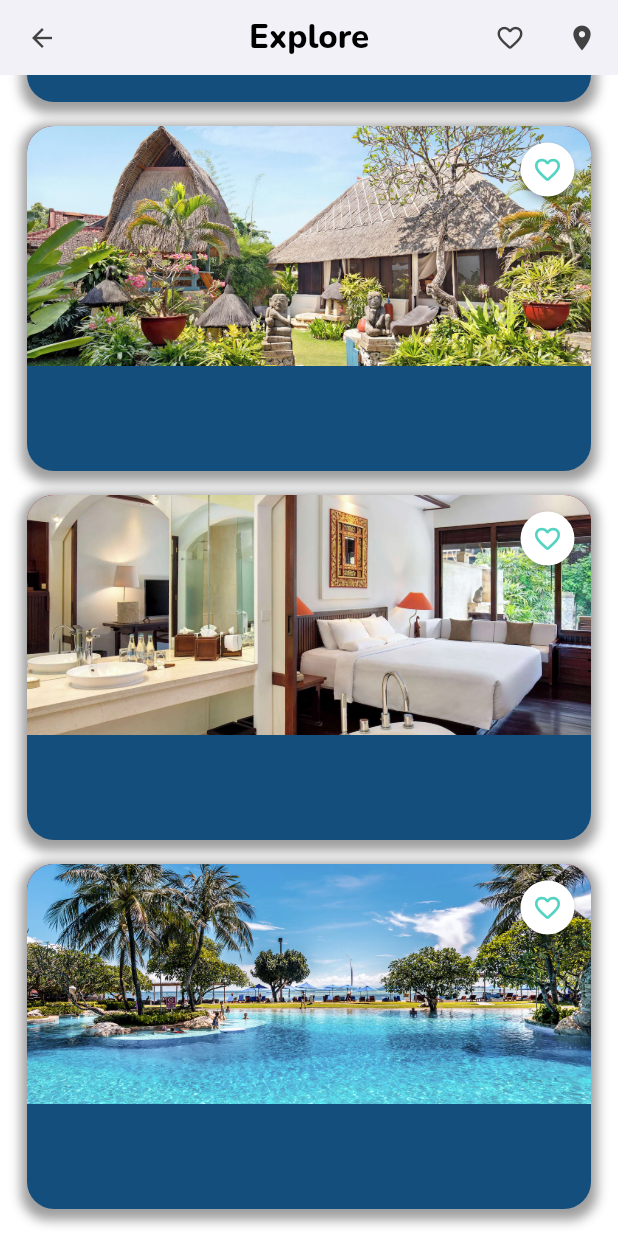
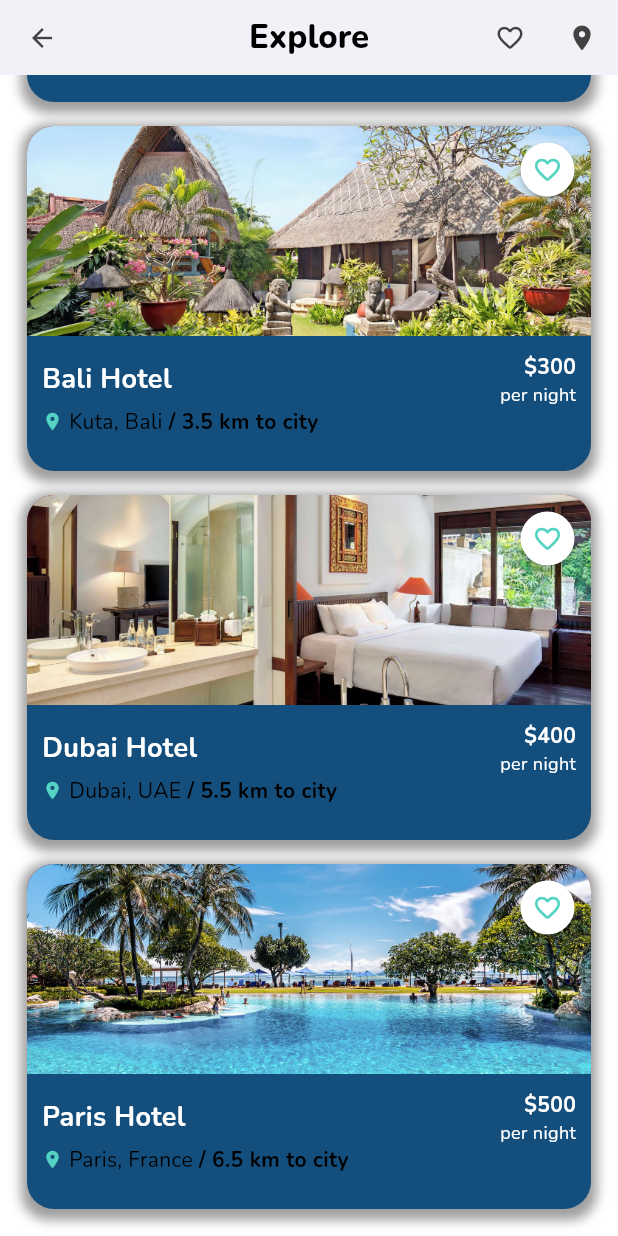
Before and after one commit to samiigll/flutterhotels, a Flutter app: the screen it shows after launch, scrolled down 443 dp, after a tap on the "favorite outline" icon, on a phone screen of 412 x 824 dp. Run offline on Flutter 3.47's test engine with Material 3 defaults, Android fonts, the light colour scheme and no system bars; our stand-ins replace google_fonts.

Commit message:
feat: Improve hotel card image container UI

```diff
--- a/lib/main.dart
+++ b/lib/main.dart
@@ -1,5 +1,4 @@
 import 'package:flutter/material.dart';
-import 'package:flutter/widgets.dart';
 import 'package:google_fonts/google_fonts.dart';
 
 final dGreen = const Color(0xFF54D3C2);
@@ -335,7 +334,7 @@ class _HotelCardState extends State<HotelCard> {
       child: Column(
         children: [
           Container(
-              height: 160,
+            height: 140,
             decoration: BoxDecoration(
               borderRadius: const BorderRadius.only(
                 topLeft: Radius.circular(18),
@@ -354,7 +353,7 @@ class _HotelCardState extends State<HotelCard> {
                   right: -15,
                   child: MaterialButton(
                     color: Colors.white,
-                      shape: CircleBorder(),
+                    shape: const CircleBorder(),
                     onPressed: () {},
                     child: Icon(
                       Icons.favorite_outline_rounded,
@@ -365,8 +364,70 @@ class _HotelCardState extends State<HotelCard> {
                 )
               ],
             ),
-            )
+          ),
+          Container(
+            margin: const EdgeInsets.fromLTRB(10, 10, 10, 0),
+            child: Row(
+              mainAxisAlignment: MainAxisAlignment.spaceBetween,
+              children: [
+                Text(
+                  widget.hotelData['title'],
+                  style: GoogleFonts.nunito(
+                    fontSize: 18,
+                    color: Colors.white,
+                    fontWeight: FontWeight.bold,
+                  ),
+                ),
+                Column(
+                  crossAxisAlignment: CrossAxisAlignment.end,
+                  children: [
+                    Text(
+                      '\$${widget.hotelData['price']}',
+                      style: GoogleFonts.nunito(
+                        fontSize: 14,
+                        color: Colors.white,
+                        fontWeight: FontWeight.bold,
+                      ),
+                    ),
+                    Text(
+                      'per night',
+                      style: GoogleFonts.nunito(
+                        fontSize: 12,
+                        color: Colors.white,
+                      ),
+                    ),
                   ],
-        ));
+                ),
+              ],
+            ),
+          ),
+          Container(
+            margin: const EdgeInsets.symmetric(horizontal: 10),
+            child: Row(
+              children: [
+                Icon(Icons.place, color: dGreen, size: 14),
+                const SizedBox(width: 4), // İkon ve metin arasına boşluk ekler
+                Text(
+                  widget.hotelData['location'],
+                  style: GoogleFonts.nunito(
+                    fontSize: 14,
+                    color: Colors.black,
+                  ),
+                ),
+                const SizedBox(width: 4),
+                Text(
+                  '/ ${widget.hotelData['distance']} km to city',
+                  style: GoogleFonts.nunito(
+                    fontSize: 14,
+                    color: Colors.black,
+                    fontWeight: FontWeight.bold,
+                  ),
+                ),
+              ],
+            ),
+          ),
+        ],
+      ),
+    );
   }
 }
```
Lines whose indentation alone changed are shown as unchanged.
